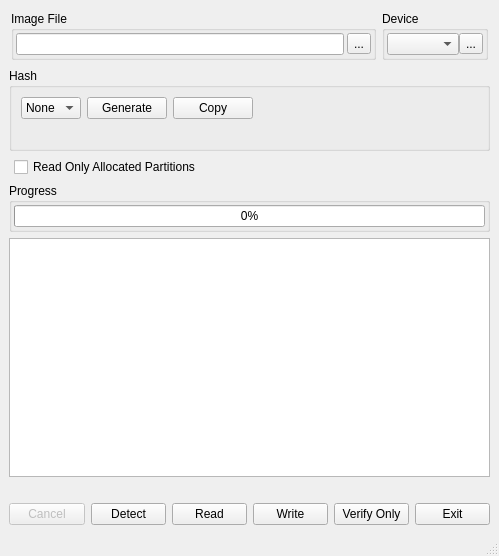
First picture: the form in src/mainwindow.ui, repository oznotes/win32diskimagerbeyond, before the edit.
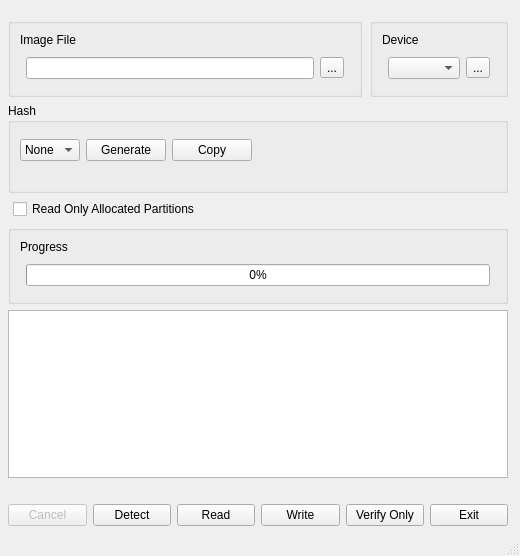
Second picture: the form after the edit. Icons and pictures are not drawn. Custom widgets are drawn as their Qt base class.

```diff
--- a/src/mainwindow.ui
+++ b/src/mainwindow.ui
@@ -11,15 +11,15 @@
    </rect>
   </property>
   <property name="sizePolicy">
-   <sizepolicy hsizetype="Fixed" vsizetype="Fixed">
+   <sizepolicy hsizetype="Preferred" vsizetype="Preferred">
     <horstretch>0</horstretch>
     <verstretch>0</verstretch>
    </sizepolicy>
   </property>
   <property name="minimumSize">
    <size>
-    <width>425</width>
-    <height>300</height>
+    <width>520</width>
+    <height>400</height>
    </size>
   </property>
   <property name="acceptDrops">
@@ -34,40 +34,67 @@
   </property>
   <widget class="QWidget" name="centralwidget">
    <layout class="QVBoxLayout" name="verticalLayout_4">
+    <property name="spacing">
+     <number>6</number>
+    </property>
+    <property name="leftMargin">
+     <number>8</number>
+    </property>
+    <property name="topMargin">
+     <number>12</number>
+    </property>
+    <property name="rightMargin">
+     <number>12</number>
+    </property>
+    <property name="bottomMargin">
+     <number>8</number>
+    </property>
     <item>
      <layout class="QHBoxLayout">
+      <property name="spacing">
+       <number>8</number>
+      </property>
       <property name="leftMargin">
-       <number>2</number>
+       <number>0</number>
       </property>
       <property name="topMargin">
-       <number>2</number>
+       <number>6</number>
       </property>
       <property name="rightMargin">
-       <number>2</number>
+       <number>0</number>
       </property>
       <property name="bottomMargin">
-       <number>2</number>
+       <number>0</number>
       </property>
       <item>
        <widget class="QGroupBox" name="groupBox">
         <property name="title">
+         <string/>
+        </property>
+        <layout class="QVBoxLayout">
+         <item>
+          <widget class="QLabel" name="labelImageFile">
+           <property name="text">
          <string>Image File</string>
         </property>
+          </widget>
+         </item>
+         <item>
         <layout class="QHBoxLayout">
          <property name="spacing">
-          <number>3</number>
+            <number>6</number>
          </property>
          <property name="leftMargin">
-          <number>2</number>
+            <number>6</number>
          </property>
          <property name="topMargin">
-          <number>2</number>
+            <number>4</number>
          </property>
          <property name="rightMargin">
-          <number>2</number>
+            <number>6</number>
          </property>
          <property name="bottomMargin">
-          <number>2</number>
+            <number>6</number>
          </property>
          <item>
           <widget class="DroppableLineEdit" name="leFile"/>
@@ -84,28 +111,39 @@
           </widget>
          </item>
         </layout>
+         </item>
+        </layout>
        </widget>
       </item>
       <item>
        <widget class="QGroupBox" name="groupBox_2">
         <property name="title">
+         <string/>
+        </property>
+        <layout class="QVBoxLayout">
+         <item>
+          <widget class="QLabel" name="labelDevice">
+           <property name="text">
          <string>Device</string>
         </property>
+          </widget>
+         </item>
+         <item>
         <layout class="QHBoxLayout">
          <property name="spacing">
-          <number>0</number>
+            <number>6</number>
          </property>
          <property name="leftMargin">
-          <number>2</number>
+            <number>6</number>
          </property>
          <property name="topMargin">
-          <number>2</number>
+            <number>4</number>
          </property>
          <property name="rightMargin">
-          <number>2</number>
+            <number>6</number>
          </property>
          <property name="bottomMargin">
-          <number>2</number>
+            <number>6</number>
          </property>
          <item>
           <widget class="QComboBox" name="cboxDevice">
@@ -129,6 +167,8 @@
           </widget>
          </item>
         </layout>
+         </item>
+        </layout>
        </widget>
       </item>
      </layout>
@@ -139,6 +179,9 @@
        <string>Hash</string>
       </property>
       <layout class="QVBoxLayout" name="verticalLayout">
+       <property name="topMargin">
+        <number>16</number>
+       </property>
        <item>
         <layout class="QHBoxLayout" name="horizontalLayout">
          <item>
@@ -176,9 +219,6 @@
            <property name="toolTip">
             <string>Generate selected hash on file</string>
            </property>
-           <property name="styleSheet">
-            <string notr="true">padding: 0em .5em 0em .5em;</string>
-           </property>
            <property name="text">
             <string>Generate</string>
            </property>
@@ -195,9 +235,6 @@
            <property name="toolTip">
             <string>Copy hash to clipboard</string>
            </property>
-           <property name="styleSheet">
-            <string notr="true">padding: 0em .5em 0em .5em;</string>
-           </property>
            <property name="text">
             <string>Copy</string>
            </property>
@@ -276,23 +313,32 @@
     <item>
      <widget class="QGroupBox" name="groupBox_5">
       <property name="title">
+       <string/>
+      </property>
+      <layout class="QVBoxLayout">
+       <item>
+        <widget class="QLabel" name="labelProgress">
+         <property name="text">
        <string>Progress</string>
       </property>
+        </widget>
+       </item>
+       <item>
       <layout class="QHBoxLayout">
        <property name="spacing">
-        <number>2</number>
+          <number>6</number>
        </property>
        <property name="leftMargin">
-        <number>2</number>
+          <number>6</number>
        </property>
        <property name="topMargin">
-        <number>2</number>
+          <number>4</number>
        </property>
        <property name="rightMargin">
-        <number>2</number>
+          <number>6</number>
        </property>
        <property name="bottomMargin">
-        <number>2</number>
+          <number>6</number>
        </property>
        <item>
         <widget class="QProgressBar" name="progressbar">
@@ -308,6 +354,8 @@
         </widget>
        </item>
       </layout>
+       </item>
+      </layout>
      </widget>
     </item>
     <item>
@@ -315,6 +363,18 @@
     </item>
     <item>
      <widget class="QLabel" name="statLabel">
+      <property name="sizePolicy">
+       <sizepolicy hsizetype="Expanding" vsizetype="Preferred">
+        <horstretch>1</horstretch>
+        <verstretch>0</verstretch>
+       </sizepolicy>
+      </property>
+      <property name="minimumSize">
+       <size>
+        <width>200</width>
+        <height>0</height>
+       </size>
+      </property>
       <property name="text">
        <string/>
       </property>
@@ -322,6 +382,9 @@
     </item>
     <item>
      <layout class="QHBoxLayout">
+      <property name="spacing">
+       <number>6</number>
+      </property>
       <item>
        <widget class="QPushButton" name="bCancel">
         <property name="enabled">
```
Lines whose indentation alone changed are shown as unchanged.
